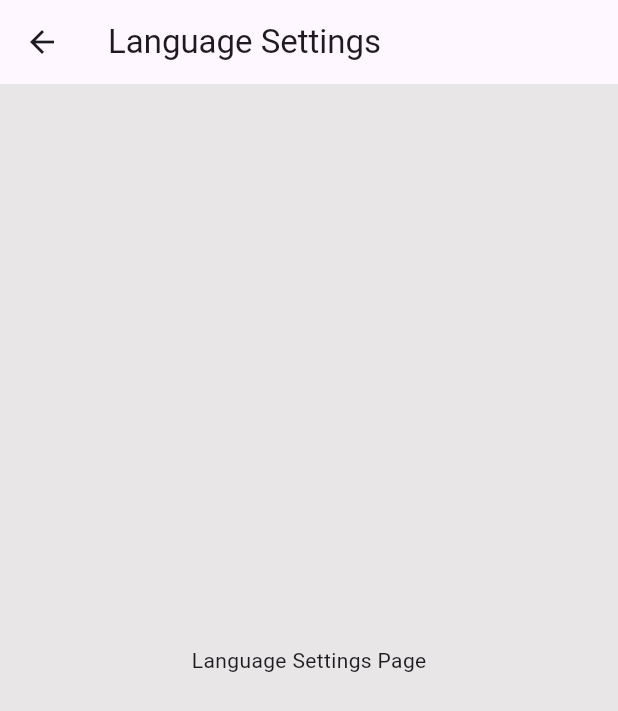
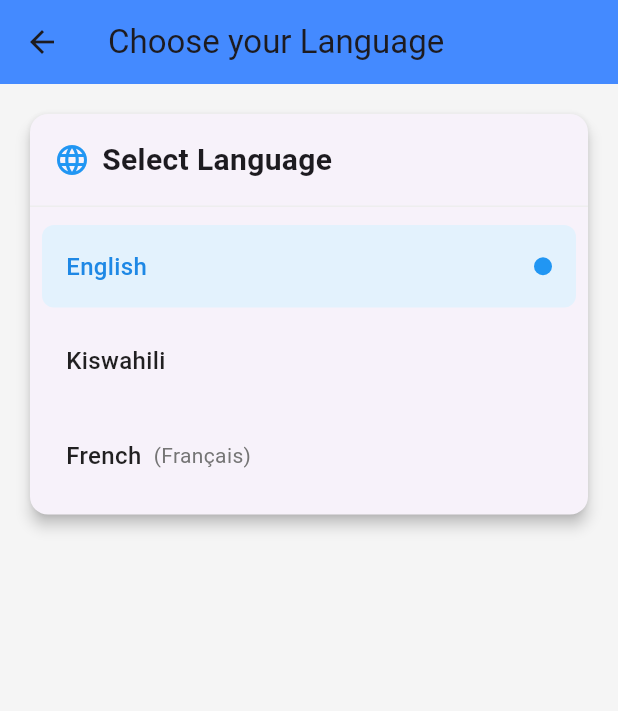
Before and after one commit to Kashyroyalty/Flutter_mobile_app, a Flutter app: the SettingsPage screen opened directly, after a tap on "Language", on a phone screen of 412 x 824 dp. Shown: the top 711 px of the screen. Run offline on Flutter 3.47's test engine with Material 3 defaults, Android fonts, the phone set to English and light mode, and no system bars; our stand-ins replace google_fonts, image_picker, local_auth, shared_preferences; accounts and stored records are empty; network calls fail.

Commit message:
made changes on language page and settings page

```diff
--- /dev/null
+++ b/lib/Pages/LanguagePage.dart
@@ -0,0 +1,152 @@
+import 'package:flutter/material.dart';
+
+class LanguageSelectorScreen extends StatefulWidget {
+  const LanguageSelectorScreen({Key? key}) : super(key: key);
+
+  @override
+  State<LanguageSelectorScreen> createState() => _LanguageSelectorScreenState();
+}
+
+class _LanguageSelectorScreenState extends State<LanguageSelectorScreen> {
+  String selectedLanguage = 'en';
+
+  // Language data structure
+  final List<Map<String, String>> languages = [
+    {
+      'code': 'en',
+      'name': 'English',
+      'nativeName': 'English',
+    },
+    {
+      'code': 'sw',
+      'name': 'Kiswahili',
+      'nativeName': 'Kiswahili',
+    },
+    {
+      'code': 'fr',
+      'name': 'French',
+      'nativeName': 'Français',
+    },
+  ];
+
+  @override
+  Widget build(BuildContext context) {
+    return Scaffold(
+    appBar: AppBar(
+    title: Text("Choose your Language"),
+    backgroundColor: Colors.blueAccent,
+    ),
+      backgroundColor: Colors.grey[100],
+      body: SafeArea(
+        child: Padding(
+          padding: const EdgeInsets.all(16.0),
+          child: Column(
+            crossAxisAlignment: CrossAxisAlignment.start,
+            children: [
+              Card(
+                elevation: 4,
+                shape: RoundedRectangleBorder(
+                  borderRadius: BorderRadius.circular(12),
+                ),
+                child: Column(
+                  children: [
+                    // Header
+                    Container(
+                      padding: const EdgeInsets.all(16),
+                      decoration: BoxDecoration(
+                        border: Border(
+                          bottom: BorderSide(
+                            color: Colors.grey[200]!,
+                            width: 1,
+                          ),
+                        ),
+                      ),
+                      child: Row(
+                        children: [
+                          Icon(
+                            Icons.language,
+                            color: Colors.blue[500],
+                            size: 24,
+                          ),
+                          const SizedBox(width: 8),
+                          const Text(
+                            'Select Language',
+                            style: TextStyle(
+                              fontSize: 20,
+                              fontWeight: FontWeight.bold,
+                            ),
+                          ),
+                        ],
+                      ),
+                    ),
+                    // Language Options
+                    Padding(
+                      padding: const EdgeInsets.all(8.0),
+                      child: Column(
+                        children: languages.map((language) {
+                          final bool isSelected = selectedLanguage == language['code'];
+                          return InkWell(
+                            onTap: () {
+                              setState(() {
+                                selectedLanguage = language['code']!;
+                              });
+                            },
+                            child: Container(
+                              padding: const EdgeInsets.all(16),
+                              margin: const EdgeInsets.symmetric(vertical: 4),
+                              decoration: BoxDecoration(
+                                color: isSelected ? Colors.blue[50] : Colors.transparent,
+                                borderRadius: BorderRadius.circular(8),
+                              ),
+                              child: Row(
+                                mainAxisAlignment: MainAxisAlignment.spaceBetween,
+                                children: [
+                                  Row(
+                                    children: [
+                                      Text(
+                                        language['name']!,
+                                        style: TextStyle(
+                                          fontSize: 16,
+                                          fontWeight: FontWeight.w500,
+                                          color: isSelected ? Colors.blue[600] : Colors.black87,
+                                        ),
+                                      ),
+                                      if (language['name'] != language['nativeName'])
+                                        Padding(
+                                          padding: const EdgeInsets.only(left: 8),
+                                          child: Text(
+                                            '(${language['nativeName']})',
+                                            style: TextStyle(
+                                              fontSize: 14,
+                                              color: Colors.grey[600],
+                                            ),
+                                          ),
+                                        ),
+                                    ],
+                                  ),
+                                  if (isSelected)
+                                    Container(
+                                      width: 12,
+                                      height: 12,
+                                      decoration: BoxDecoration(
+                                        color: Colors.blue[500],
+                                        shape: BoxShape.circle,
+                                      ),
+                                    ),
+                                ],
+                              ),
+                            ),
+                          );
+                        }).toList(),
+                      ),
+                    ),
+                  ],
+                ),
+              ),
+            ],
+          ),
+        ),
+      ),
+    );
+  }
+}
--- a/lib/Pages/SettingPage.dart
+++ b/lib/Pages/SettingPage.dart
@@ -2,6 +2,7 @@ import 'package:flutter/material.dart';
 import 'package:online_banking_system/Pages/LoginPage.dart';
 import 'package:online_banking_system/Pages/NotificationPage.dart';
 import 'package:online_banking_system/Pages/PasswardChangePage.dart';
+import 'package:online_banking_system/Pages/LanguagePage.dart';
 import 'package:online_banking_system/Pages/ProfilePage.dart';
 
 class SettingsPage extends StatelessWidget {
@@ -36,17 +37,29 @@ class SettingsPage extends StatelessWidget {
             },
           ),
           ListTile(
-            leading: Icon(Icons.account_balance),
-            title: Text("Linked Accounts"),
-            onTap: () {
-              Navigator.push(context, MaterialPageRoute(builder: (context) => LinkedAccounts()));
-            },
+            leading: Icon(Icons.lock_clock),
+            title: Text(" Online Pin Attempts Counter"),
+
+          ),
+          ListTile(
+            leading: Icon(Icons.person),
+            title: Text(" Client Identifier"),
+
+          ),
+          ListTile(
+            leading: Icon(Icons.edit),
+            title: Text(" Change Client Identifier "),
+
           ),
           ListTile(
             leading: Icon(Icons.language),
             title: Text("Language"),
             onTap: () {
-              Navigator.push(context, MaterialPageRoute(builder: (context) => LanguageSettings()));
+              // Navigate to LanguagePage
+              Navigator.push(
+                context,
+                MaterialPageRoute(builder: (context) => LanguageSelectorScreen()),
+              );
             },
           ),
         ],
@@ -77,10 +90,24 @@ class NotificationSettings extends StatelessWidget {
   }
 }
 
-class LinkedAccounts extends StatelessWidget {
+class OnlinePinAttemptsCounter extends StatelessWidget {
   @override
   Widget build(BuildContext context) {
-    return Scaffold(appBar: AppBar(title: Text("Linked Accounts")), body: Center(child: Text("Linked Accounts Page")));
+    return Scaffold(appBar: AppBar(title: Text("Online Pin Attempts Counter")), body: Center(child: Text("Online Pin Attempts Counter Page")));
+  }
+}
+
+class ClientIdentifier extends StatelessWidget {
+  @override
+  Widget build(BuildContext context) {
+    return Scaffold(appBar: AppBar(title: Text("Client Identifier")), body: Center(child: Text("Client Identifier Page")));
+  }
+}
+
+class ChangeclientIdentifier extends StatelessWidget {
+  @override
+  Widget build(BuildContext context) {
+    return Scaffold(appBar: AppBar(title: Text("Change Client Identifier")), body: Center(child: Text("Change Client Identifier Page")));
   }
 }
 
```
Also changed, not shown: lib/Pages/HomePage.dart (+19 -56 lines), I10n.yaml (line endings or trailing spaces), pubspec.lock.
